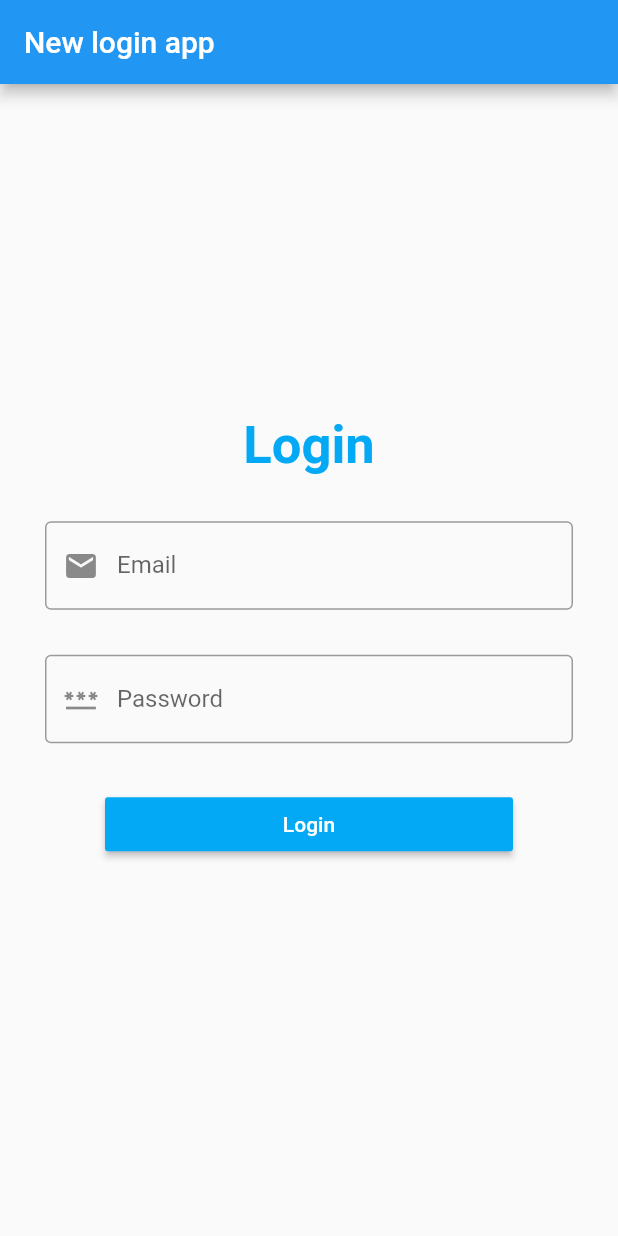
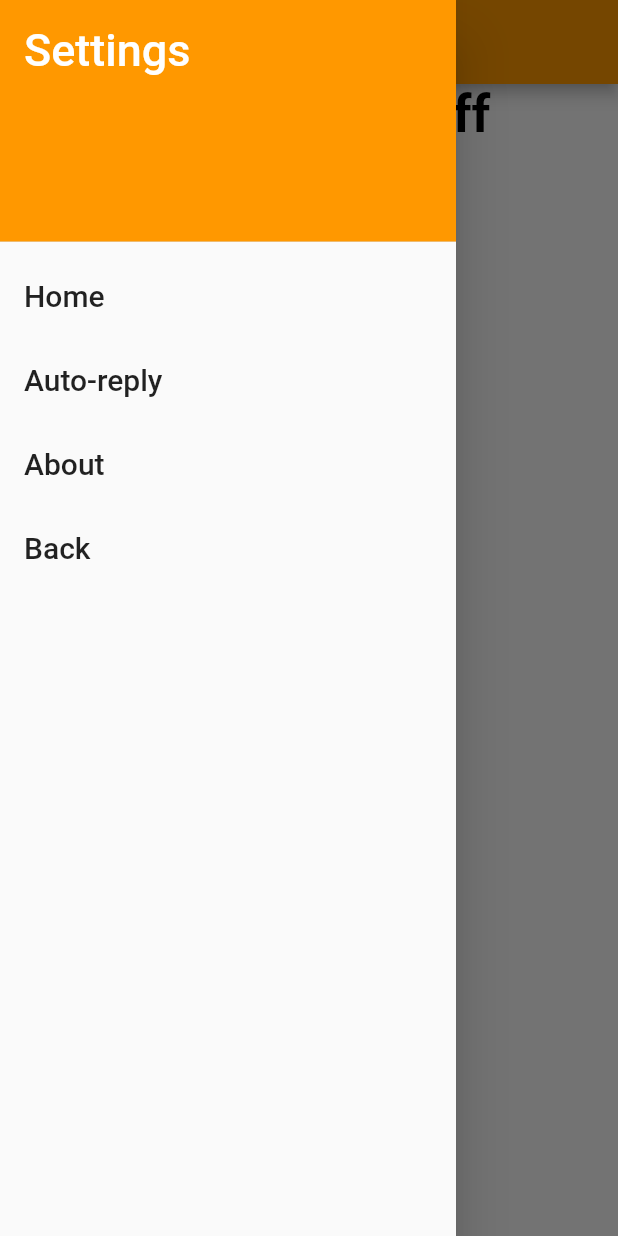
Before and after one commit to shibampokerail/Cone, a Flutter app: the screen it shows after launch, with the side drawer open (before the commit the screen has no drawer), on a phone screen of 412 x 824 dp. Run offline on Flutter 3.47's test engine with Material 2 defaults, Android fonts, the phone set to English and light mode, and no system bars; our stand-ins replace shared_preferences.

Commit message:
UI for auto reply and safe driving done

```diff
--- a/lib/main.dart
+++ b/lib/main.dart
@@ -1,87 +1,6 @@
 import 'package:flutter/material.dart';
+import '/pages/route_manager.dart';
 
 void main() {
-  runApp(MyApp());
+  runApp(RouteManager());
 }
-
-class MyApp extends StatefulWidget {
-  const MyApp({Key? key}) : super(key: key);
-
-  @override
-  State<MyApp> createState() => _MyAppState();
-}
-
-class _MyAppState extends State<MyApp> {
-  @override
-  Widget build(BuildContext context) {
-    return MaterialApp(
-        home: Scaffold(
-            appBar: AppBar(
-              title: Text("New login app"),
-            ),
-            body: Column(
-              mainAxisAlignment: MainAxisAlignment.center,
-              crossAxisAlignment: CrossAxisAlignment.center,
-              children: [
-                Text(
-                  "Login",
-                  style: TextStyle(
-                      fontSize: 35,
-                      color: Colors.lightBlue,
-                      fontWeight: FontWeight.bold),
-                ),
-                Padding(
-                  padding: const EdgeInsets.symmetric(vertical: 30, horizontal: 30),
-                  child: Form(
-                      child: Column(
-                    children: [
-                      TextFormField(
-                          keyboardType: TextInputType.emailAddress,
-                          decoration: InputDecoration(
-                            labelText: "Email",
-                            hintText: 'Enter Email',
-                            prefixIcon: Icon(Icons.email),
-                            border: OutlineInputBorder(),
-                          ),
-                          onChanged: (String value) {},
-                          validator: (value) {
-                            return value!.isEmpty ? 'Please Enter Email' : null;
-                          }),
-                      SizedBox(
-                        height: 30,
-                      ),
-                      TextFormField(
-                          keyboardType: TextInputType.visiblePassword,
-                          decoration: InputDecoration(
-                            labelText: "Password",
-                            hintText: 'Enter Password',
-                            prefixIcon: Icon(Icons.password),
-                            border: OutlineInputBorder(),
-                          ),
-                          onChanged: (String value) {},
-                          validator: (value) {
-                            return value!.isEmpty
-                                ? 'Please Enter password'
-                                : null;
-                          }),
-                      SizedBox(height: 30,),
-                      Padding(
-                        padding: const EdgeInsets.symmetric(horizontal:40 ),
-                        child: MaterialButton(
-                          minWidth: double.infinity,
-                          onPressed:(){},
-                          child:Text(
-                          "Login",
-                        ),
-                          color: Colors.lightBlue,
-                          textColor: Colors.white,
-                        ),
-                      )
-
-                    ],
-                  )),
-                )
-              ],
-            )));
-  }
-}
--- /dev/null
+++ b/lib/pages/home/index.dart
@@ -0,0 +1,114 @@
+import 'package:flutter/material.dart';
+import 'package:new_app/pages/home/appDrawer.dart';
+import 'package:new_app/pages/settings/autoReply.dart';
+
+class Home extends StatefulWidget {
+  const Home({Key? key}) : super(key: key);
+
+  @override
+  State<Home> createState() => _HomeState();
+}
+
+class _HomeState extends State<Home> {
+  bool mainButtonPressed = false; //change this later for background process
+  String mode = "Off";
+  int page_index = 0;
+  final pages = [AutoReply()];
+
+  Widget _buildAppDrawer(BuildContext context) {
+    return ListView(
+      padding: EdgeInsets.zero,
+      children: [
+        const DrawerHeader(
+          decoration: BoxDecoration(
+            color: Colors.orange,
+          ),
+          child: Text(
+            'Settings',
+            style: TextStyle(fontSize: 30, color: Colors.white),
+          ),
+        ),
+        ListTile(
+            title: const Text("Home", style: TextStyle(fontSize: 20)),
+            onTap: () {
+              setState(() {
+                page_index = 0;
+              });
+              Navigator.pop(context);
+            })
+            ,
+        ListTile(
+            title: const Text("Auto-reply", style: TextStyle(fontSize: 20)),
+            onTap: () {
+              setState(() {
+                page_index = 1;
+              });
+              Navigator.pop(context);
+            }),
+        ListTile(
+            title: const Text("About", style: TextStyle(fontSize: 20)),
+            onTap: () {}),
+        ListTile(
+            title: const Text("Back", style: TextStyle(fontSize: 20)),
+            onTap: () {
+              Navigator.pop(context);
+            })
+      ],
+    );
+  }
+
+  Widget _renderHome(BuildContext context) {
+    return ListView(
+      children: [
+        Center(
+          child: Text(
+            "SafeDriving:" + mode,
+            style: TextStyle(
+                fontSize: 35, color: Colors.black, fontWeight: FontWeight.bold),
+          ),
+        ),
+      ],
+    );
+  }
+
+  @override
+  Widget build(BuildContext context) {
+    return Scaffold(
+        appBar: AppBar(
+          title: Text("CONE"),
+          centerTitle: true,
+          backgroundColor: Colors.orange,
+        ),
+        drawer: Drawer(
+          child: _buildAppDrawer(context),
+        ),
+        floatingActionButton: Visibility(
+            visible: page_index == 0 ? true : false,
+            child: FloatingActionButton.large(
+              //<-- SEE HERE
+
+              backgroundColor:
+                  mainButtonPressed ? Colors.lightGreen : Colors.red,
+              onPressed: () => {
+                setState(() {
+                  mainButtonPressed = !mainButtonPressed;
+                  if (mode == "Off") {
+                    mode = "On";
+                  } else {
+                    mode = "Off";
+                  }
+                })
+              },
+              child: Icon(
+                Icons.power_settings_new,
+                size: 40,
+                color: Colors.white,
+              ),
+            )),
+        floatingActionButtonLocation: FloatingActionButtonLocation.centerFloat,
+        body: Center(
+            child: page_index == 0
+                ? _renderHome(context)
+                : pages[page_index - 1]));
+  }
+}
--- /dev/null
+++ b/lib/pages/route_manager.dart
@@ -0,0 +1,16 @@
+import 'package:flutter/material.dart';
+import 'package:new_app/pages/home/index.dart';
+import 'package:new_app/pages/settings/autoReply.dart';
+
+class RouteManager extends StatelessWidget {
+  @override
+  Widget build(BuildContext context) {
+    return MaterialApp(
+        debugShowCheckedModeBanner: false,
+        initialRoute: "/",
+        routes: {
+          "/": (context) => Home(),
+          "/AutoReply": (context) => AutoReply()
+        });
+  }
+}
--- a/pubspec.yaml
+++ b/pubspec.yaml
@@ -31,6 +31,7 @@ environment:
 dependencies:
   flutter:
     sdk: flutter
+  shared_preferences:
 
 
   # The following adds the Cupertino Icons font to your application.
```
Also changed, not shown: lib/pages/entry/login.dart (added, +149 -0 lines), lib/pages/home/appDrawer.dart (added, +34 -0 lines), lib/pages/settings/autoReply.dart (added, +167 -0 lines), 3 other files.
